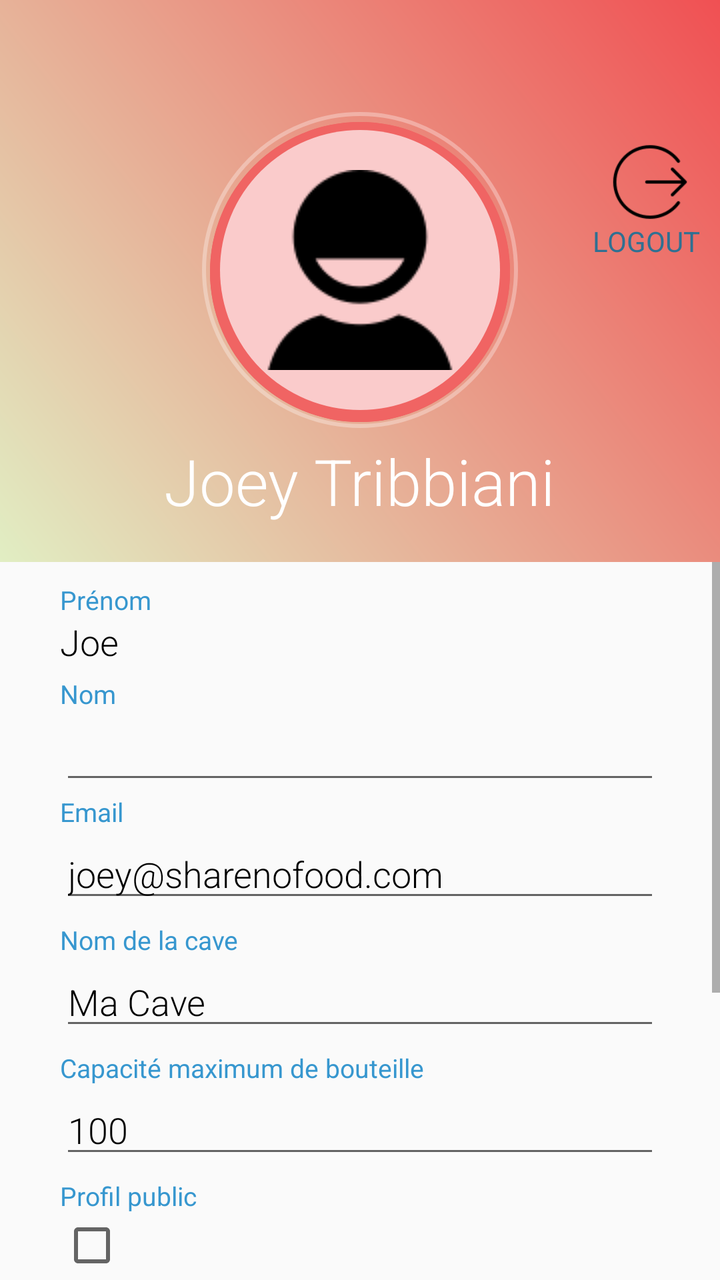
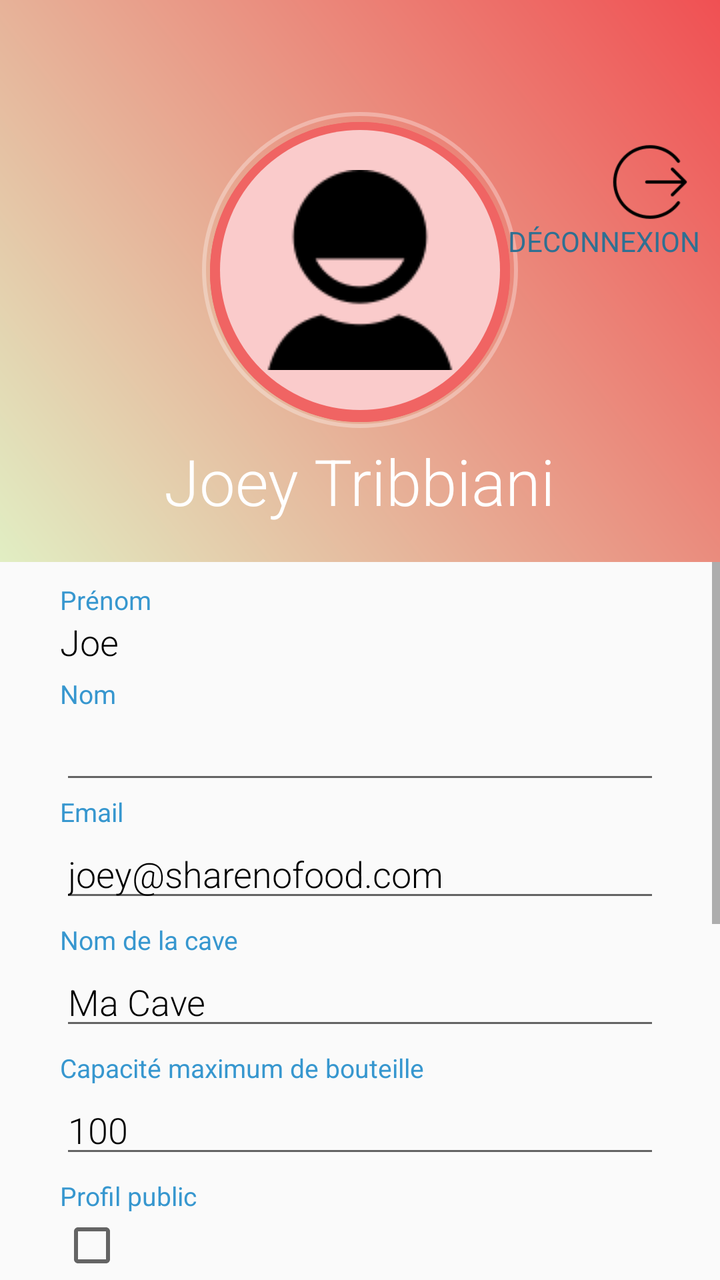

An Android layout rendered at two revisions. The XML below is the earlier revision; the diff shows what the commit changed to produce the second picture.
<!-- AndroidManifest.xml: application theme AppTheme -->
<!-- res/layout/activity_profile3.xml -->
<?xml version="1.0" encoding="utf-8"?>
<RelativeLayout xmlns:android="http://schemas.android.com/apk/res/android"
    xmlns:app="http://schemas.android.com/apk/res-auto"
    xmlns:tools="http://schemas.android.com/tools"
    android:layout_width="match_parent"
    android:layout_height="match_parent"
    tools:context=".ProfileConfigActivity">

    <LinearLayout
        android:id="@+id/LinearLayout1"
        android:layout_width="match_parent"
        android:layout_height="wrap_content"
        android:background="@drawable/grad"
        android:orientation="vertical">

        <androidx.appcompat.widget.Toolbar
            android:id="@+id/toolbar_Conf"
            android:layout_width="match_parent"
            android:layout_height="?attr/actionBarSize"
            android:layout_alignParentLeft="true"
            android:elevation="0dp"
            android:theme="@style/AppTheme1"
            app:popupTheme="@style/ThemeOverlay.AppCompat.Light">
            <include layout="@layout/toolbar_profile_config2" />
        </androidx.appcompat.widget.Toolbar>

        <RelativeLayout
            android:id="@+id/rellay1"
            android:layout_width="match_parent"
            android:layout_height="wrap_content"
            android:paddingBottom="0dp">

            <ImageView
                android:id="@+id/imgAnim"
                android:layout_width="150dp"
                android:layout_height="150dp"
                android:layout_centerHorizontal="true"
                android:layout_marginTop="5dp"
                android:scaleType="centerCrop"
                android:src="@drawable/circ_img" />

            <ImageView
                android:id="@+id/imgAnim2"
                android:layout_width="150dp"
                android:layout_height="150dp"
                android:layout_centerHorizontal="true"
                android:layout_marginTop="5dp"
                android:scaleType="centerCrop"
                android:src="@drawable/circ_img" />

            <RelativeLayout
                android:id="@+id/imgUser"
                android:layout_width="wrap_content"
                android:layout_height="wrap_content"
                android:layout_centerHorizontal="true"
                android:layout_marginTop="0dp"
                android:background="@drawable/circle_border">

                <ImageView
                    android:id="@+id/imgMiFoto"
                    android:layout_width="140dp"
                    android:layout_height="140dp"
                    android:layout_margin="9dp"
                    android:adjustViewBounds="true"
                    android:background="@drawable/circle"
                    android:padding="3dp"
                    android:scaleType="centerInside"
                    android:src="@drawable/ic_user3" />

            </RelativeLayout>

            <TextView
                android:id="@+id/textViewUsername"
                android:layout_width="wrap_content"
                android:layout_height="wrap_content"
                android:layout_below="@+id/imgUser"
                android:layout_centerHorizontal="true"
                android:layout_marginTop="5sp"
                android:fontFamily="sans-serif-light"
                android:text="Joey Tribbiani"
                android:textColor="@color/white"
                android:textSize="32sp" />


            <TextView
                android:id="@+id/tv_address"
                android:layout_width="wrap_content"
                android:layout_height="wrap_content"
                android:layout_below="@+id/textViewUsername"
                android:layout_centerHorizontal="true"
                android:fontFamily="sans-serif"
                android:text=" "
                android:textAllCaps="true"
                android:textColor="@color/address"
                android:textSize="14sp" />

            <ImageView
                android:id="@+id/ButtonLogout"
                android:layout_width="40dp"
                android:layout_height="40dp"
                android:layout_alignParentRight="true"
                android:layout_marginTop="15dp"
                android:layout_marginRight="15dp"
                android:adjustViewBounds="true"
                android:scaleType="centerInside"
                android:src="@drawable/icon_logout" />

            <TextView
                android:id="@+id/tv_logout"
                android:layout_width="wrap_content"
                android:layout_height="wrap_content"
                android:layout_alignParentRight="true"
                android:layout_marginTop="55dp"
                android:layout_marginRight="10dp"
                android:fontFamily="sans-serif"
                android:text="@string/ButtonLogout"
                android:textAllCaps="true"
                android:textColor="@color/address"
                android:textSize="14sp" />
        </RelativeLayout>
    </LinearLayout>

    <RelativeLayout
        android:layout_width="match_parent"
        android:layout_height="match_parent"
        android:layout_below="@+id/LinearLayout1">

        <ScrollView
            android:layout_width="match_parent"
            android:layout_height="match_parent">

            <LinearLayout
                android:layout_width="match_parent"
                android:layout_height="wrap_content"
                android:layout_centerInParent="true"
                android:layout_marginLeft="30dp"
                android:layout_marginRight="30dp"
                android:layout_marginTop="5dp"
                android:orientation="vertical">

                <LinearLayout
                    android:layout_width="match_parent"
                    android:layout_height="wrap_content"
                    android:layout_marginTop="5dp"
                    android:orientation="vertical">

                    <TextView
                        android:layout_width="wrap_content"
                        android:layout_height="wrap_content"
                        android:text="@string/Firstname"
                        android:textColor="@color/headings"
                        android:textSize="13sp" />

                    <TextView
                        android:id="@+id/TextViewUserFirstName"
                        android:layout_width="match_parent"
                        android:layout_height="wrap_content"
                        android:fontFamily="sans-serif-light"
                        android:text="Joe"
                        android:textColor="#000000"
                        android:textSize="18sp" />
                </LinearLayout>

                <LinearLayout
                    android:layout_width="match_parent"
                    android:layout_height="wrap_content"
                    android:layout_marginTop="5dp"
                    android:orientation="vertical">

                    <TextView
                        android:layout_width="wrap_content"
                        android:layout_height="wrap_content"
                        android:text="@string/Name"
                        android:textColor="@color/headings"
                        android:textSize="13sp" />

                    <EditText
                        android:id="@+id/EditTextUserName"
                        android:layout_width="match_parent"
                        android:layout_height="wrap_content"
                        android:fontFamily="sans-serif-light"
                        android:text=" "
                        android:textColor="#000000"
                        android:textSize="18sp" />

                </LinearLayout>

                <LinearLayout
                    android:layout_width="match_parent"
                    android:layout_height="wrap_content"
                    android:orientation="vertical">

                    <TextView
                        android:layout_width="wrap_content"
                        android:layout_height="wrap_content"
                        android:text="Email"
                        android:textColor="@color/headings"
                        android:textSize="13sp" />

                    <EditText
                        android:layout_width="match_parent"
                        android:layout_height="wrap_content"
                        android:id="@+id/EditTextViewEmail"
                        android:fontFamily="sans-serif-light"
                        android:text="joey@sharenofood.com"
                        android:textColor="#000000"
                        android:textSize="18sp" />

                </LinearLayout>

                <LinearLayout
                    android:layout_width="match_parent"
                    android:layout_height="wrap_content"
                    android:layout_marginTop="5dp"
                    android:orientation="vertical">

                    <TextView
                        android:id="@+id/TextViewCaveName"
                        android:layout_width="wrap_content"
                        android:layout_height="wrap_content"
                        android:text="@string/titreCaveName"
                        android:textColor="@color/headings"
                        android:textSize="13sp" />

                    <EditText
                        android:id="@+id/EditTextViewCaveName"
                        android:layout_width="match_parent"
                        android:layout_height="wrap_content"
                        android:fontFamily="sans-serif-light"
                        android:text="Ma Cave"
                        android:textColor="#000000"
                        android:textSize="18sp" />

                </LinearLayout>

                <LinearLayout
                    android:layout_width="match_parent"
                    android:layout_height="wrap_content"
                    android:layout_marginTop="5dp"
                    android:orientation="vertical">

                    <TextView
                        android:id="@+id/TextViewNbBottleMax"
                        android:layout_width="wrap_content"
                        android:layout_height="wrap_content"
                        android:text="@string/titreNbBottleMax"
                        android:textColor="@color/headings"
                        android:textSize="13sp" />

                    <EditText
                        android:id="@+id/EditTextViewNbBottleMax"
                        android:layout_width="match_parent"
                        android:layout_height="wrap_content"
                        android:fontFamily="sans-serif-light"
                        android:text="100"
                        android:textColor="#000000"
                        android:textSize="18sp"
                        android:inputType="number"/>

                </LinearLayout>

                <LinearLayout
                    android:layout_width="match_parent"
                    android:layout_height="wrap_content"
                    android:layout_marginTop="5dp"
                    android:orientation="vertical">

                    <TextView
                        android:id="@+id/TextViewPublic"
                        android:layout_width="wrap_content"
                        android:layout_height="wrap_content"
                        android:text="@string/titrePublic"
                        android:textColor="@color/headings"
                        android:textSize="13sp" />

                    <CheckBox
                        android:id="@+id/CheckBoxViewPublic"
                        android:layout_width="match_parent"
                        android:layout_height="wrap_content"
                        android:fontFamily="sans-serif-light"
                        android:text=" "
                        android:textColor="#000000"
                        android:textSize="18sp"
                        android:inputType="number"/>

                </LinearLayout>


                <LinearLayout
                    android:layout_width="match_parent"
                    android:layout_height="wrap_content"
                    android:layout_marginTop="5dp"
                    android:orientation="vertical">

                    <TextView
                        android:id="@+id/TextViewPassword"
                        android:layout_width="wrap_content"
                        android:layout_height="wrap_content"
                        android:text="@string/Password"
                        android:textColor="@color/headings"
                        android:textSize="13sp" />

                    <EditText
                        android:id="@+id/EditTextViewPassword"
                        android:layout_width="match_parent"
                        android:layout_height="wrap_content"
                        android:fontFamily="sans-serif-light"
                        android:textColor="#000000"
                        android:textSize="18sp"
                        android:inputType="textPassword"/>

                </LinearLayout>


                <LinearLayout
                    android:layout_width="match_parent"
                    android:layout_height="wrap_content"
                    android:layout_marginTop="5dp"
                    android:orientation="vertical">

                    <TextView
                        android:id="@+id/TextViewConfirmPassword"
                        android:layout_width="wrap_content"
                        android:layout_height="wrap_content"
                        android:text="@string/confirmPassword"
                        android:textColor="@color/headings"
                        android:textSize="13sp" />

                    <EditText
                        android:id="@+id/EditTextViewConfirmPassword"
                        android:layout_width="match_parent"
                        android:layout_height="wrap_content"
                        android:fontFamily="sans-serif-light"
                        android:textColor="#000000"
                        android:textSize="18sp"
                        android:inputType="textPassword"/>

                </LinearLayout>


            <LinearLayout
                android:id="@+id/linlay3"
                android:layout_width="match_parent"
                android:layout_height="wrap_content"
                android:gravity="center"
                android:orientation="vertical"
                android:paddingRight="10dp"
                android:paddingLeft="10dp">

                <ImageView
                    android:id="@+id/buttonRegister"
                    android:layout_width="40dp"
                    android:layout_height="40dp"
                    android:gravity="center"
                    android:adjustViewBounds="true"
                    android:scaleType="centerInside"
                    android:src="@drawable/icon_compte" />

                <TextView
                    android:id="@+id/buttonLogin"
                    android:layout_width="match_parent"
                    android:layout_height="wrap_content"
                    android:layout_marginBottom="2dp"
                    android:layout_marginTop="2dp"
                    android:gravity="center"
                    android:paddingBottom="50dp"
                    android:text="@string/Modify" />
            </LinearLayout>
        </LinearLayout>
        </ScrollView>
    </RelativeLayout>
</RelativeLayout>
<!-- res/layout/toolbar_profile_config2.xml (included above) -->
<?xml version="1.0" encoding="utf-8"?>
<LinearLayout xmlns:android="http://schemas.android.com/apk/res/android"
    xmlns:app="http://schemas.android.com/apk/res-auto"
    android:layout_width="match_parent"
    android:layout_height="match_parent"
    android:fitsSystemWindows="true"
    android:orientation="horizontal">

    <TextView
        android:id="@+id/titleToolbarProfileConfig"
        android:layout_width="wrap_content"
        android:layout_height="wrap_content"
        android:layout_marginTop="15dp"
        android:layout_marginLeft="0dp"
        android:layout_centerVertical="true"
        android:layout_centerHorizontal="true"
        android:textSize="18sp"
        android:fontStyle="italic"
        android:text=" " />

</LinearLayout>
<!-- resources referenced by this layout -->
<resources>
  <color name="address">#2F7092</color>
  <color name="headings">#3797CF</color>
  <color name="white">#FFFFFF</color>
  <!-- drawable circ_img (drawable-v24) -->
  <?xml version="1.0" encoding="utf-8"?>
  <shape xmlns:android="http://schemas.android.com/apk/res/android"
      android:shape="oval">
  
      <solid android:color="#f06463"/>
  
  </shape>
  <!-- drawable circle (drawable-v24) -->
  <?xml version="1.0" encoding="utf-8"?>
  <shape xmlns:android="http://schemas.android.com/apk/res/android"
      android:shape="oval">
      <solid android:color="@color/solidCircle" />
  </shape>
  <!-- drawable circle_border (drawable-v24) -->
  <?xml version="1.0" encoding="utf-8"?>
  <shape xmlns:android="http://schemas.android.com/apk/res/android"
      android:shape="oval">
  
      <stroke
          android:width="2dp"
          android:color="@color/circleBorder" />
  
  </shape>
  <!-- drawable grad (drawable-v24) -->
  <?xml version="1.0" encoding="utf-8"?>
  <shape xmlns:android="http://schemas.android.com/apk/res/android"
      android:shape="rectangle">
      <gradient
          android:angle="45"
          android:endColor="@color/gradEnd"
          android:startColor="@color/gradStart" />
  </shape>
  <!-- drawable ic_user3: png bitmap (drawable-v24, 1754 bytes) -->
  <!-- drawable icon_compte: png bitmap (drawable-v24, 1783 bytes) -->
  <!-- drawable icon_logout: png bitmap (drawable-v24, 1887 bytes) -->
  <string name="ButtonLogout">Logout</string>
  <string name="Firstname">Prénom</string>
  <string name="Modify">Modification</string>
  
      //MainActivity
  <string name="Name">Nom</string>
  <string name="Password">Mot de passe</string>
  <string name="confirmPassword">Confirmation du mot de passe</string>
  
      //toolbar
  <string name="titreCaveName">Nom de la cave</string>
  <string name="titreNbBottleMax">Capacité maximum de bouteille</string>
  <string name="titrePublic">Profil public</string>
  
      //LoginActivity
  <style name="AppTheme1" parent="Theme.AppCompat.Light.NoActionBar">
          <item name="colorPrimary">@android:color/transparent</item>
          <item name="windowActionBarOverlay">true</item>
      </style>
  <style name="AppTheme" parent="Theme.AppCompat.Light.NoActionBar">
          
          <item name="colorPrimary">@color/colorPrimary</item>
          <item name="colorPrimaryDark">@color/colorPrimaryDark</item>
          <item name="colorAccent">@color/colorAccent</item>
      </style>
  <color name="solidCircle">#AAFFFFFF</color>
  <color name="circleBorder">#50FFFFFF</color>
  <color name="gradEnd">#f05053</color>
  <color name="gradStart">#e1eec3</color>
  <color name="colorPrimary">#49BEFF</color>
  <color name="colorPrimaryDark">#65DCE5</color>
  <color name="colorAccent">#0D5D98</color>
</resources>

<!-- the commit's change to res/layout/activity_profile3.xml (unified diff, before → after) -->
@@ -365,6 +365,35 @@
                     android:gravity="center"
                     android:paddingBottom="50dp"
                     android:text="@string/Modify" />
+            </LinearLayout>
+
+            <LinearLayout
+                android:id="@+id/linlay4"
+                android:layout_width="match_parent"
+                android:layout_height="wrap_content"
+                android:gravity="center"
+                android:orientation="vertical"
+                android:paddingRight="10dp"
+                android:paddingLeft="10dp">
+
+                <ImageView
+                    android:id="@+id/buttonDeleteProfil2"
+                    android:layout_width="40dp"
+                    android:layout_height="40dp"
+                    android:gravity="center"
+                    android:adjustViewBounds="true"
+                    android:scaleType="centerInside"
+                    android:src="@drawable/icon_poubelle" />
+
+                <TextView
+                    android:id="@+id/buttonDeleteProfil"
+                    android:layout_width="match_parent"
+                    android:layout_height="wrap_content"
+                    android:layout_marginBottom="2dp"
+                    android:layout_marginTop="2dp"
+                    android:gravity="center"
+                    android:paddingBottom="50dp"
+                    android:text="@string/Delete" />
             </LinearLayout>
         </LinearLayout>
         </ScrollView>
<!-- resource entries referenced after the edit -->
@@ -39,11 +39,13 @@
   <!-- drawable ic_user3: png bitmap (drawable-v24, 1754 bytes) -->
   <!-- drawable icon_compte: png bitmap (drawable-v24, 1783 bytes) -->
   <!-- drawable icon_logout: png bitmap (drawable-v24, 1887 bytes) -->
-  <string name="ButtonLogout">Logout</string>
+  <!-- drawable icon_poubelle: png bitmap (drawable, 4300 bytes) -->
+  <string name="ButtonLogout">Déconnexion</string>
+  <string name="Delete">Suppression</string>
+  
+      //MainActivity
   <string name="Firstname">Prénom</string>
   <string name="Modify">Modification</string>
-  
-      //MainActivity
   <string name="Name">Nom</string>
   <string name="Password">Mot de passe</string>
   <string name="confirmPassword">Confirmation du mot de passe</string>
